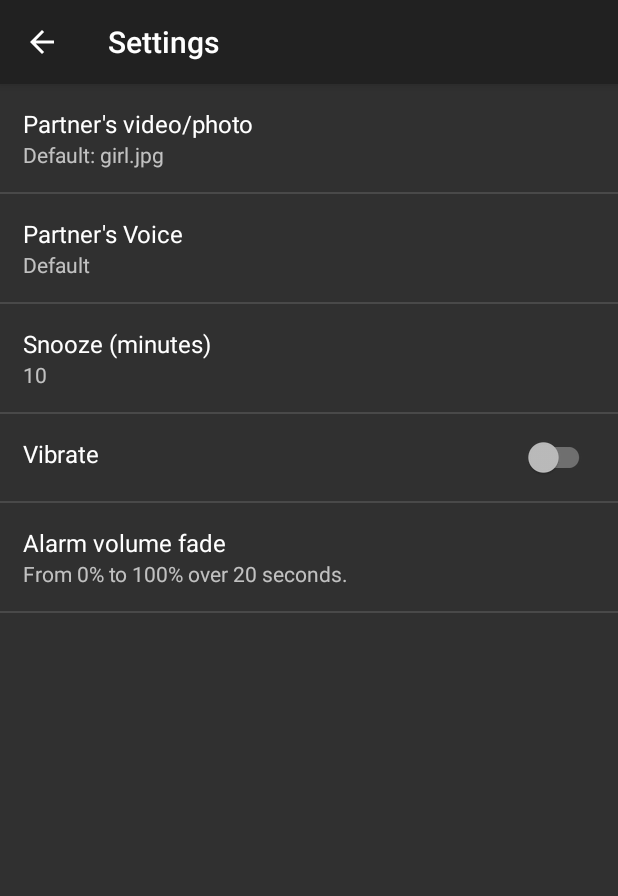
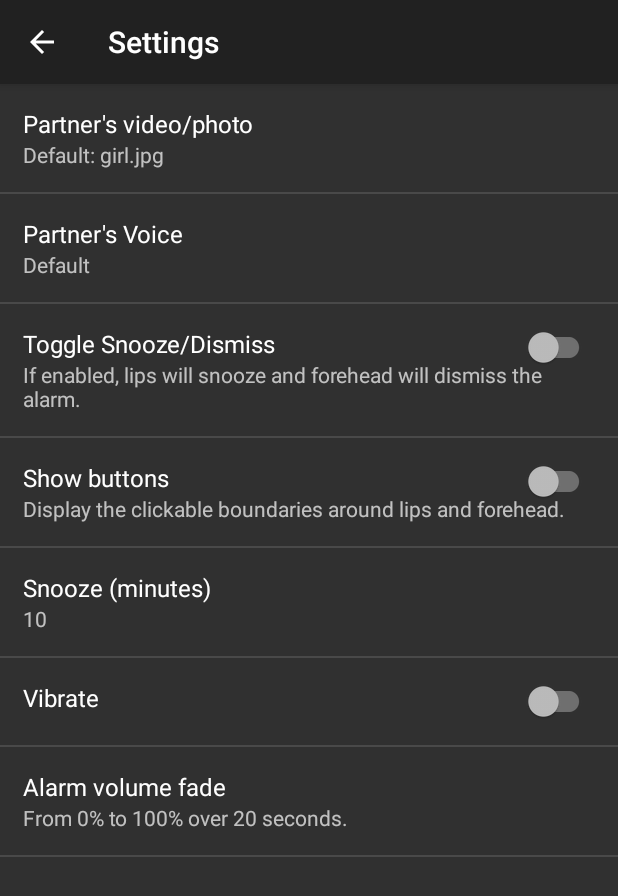
Before and after one commit to waeladel/KissAlarm, an Android app: the ActivityAlarmSettings screen opened directly, with no data from a screen before it, on a phone screen of 412 x 824 dp. Shown: the top 896 px of the screen. Run offline under Robolectric (Android 15) with nearby library versions, the light colour scheme and no system bars; libraries missing offline, so code that uses them is left out: cafe.adriel.androidaudiorecorder, com.afollestad.materialdialogs, com.theartofdev.edmodo, com.yanzhenjie.album; 2 statements that could not run were skipped.

Commit message:
Toggle and show lips and forehead buttons

```diff
--- a/app/src/main/java/io/github/carlorodriguez/alarmon/ActivityAlarmSettings.java
+++ b/app/src/main/java/io/github/carlorodriguez/alarmon/ActivityAlarmSettings.java
@@ -130,6 +130,10 @@ public final class ActivityAlarmSettings extends AppCompatActivity implements
     private static final String SETTINGS_MEDIA_NAME_KEY = "SETTINGS_MEDIA_NAME_KEY";
     private static final String SETTINGS_MEDIA_TYPE_KEY = "SETTINGS_MEDIA_TYPE_KEY";
 
+    private static final String SETTINGS_BUTTON_TOGGLED_KEY = "SETTINGS_BUTTON_TOGGLED_KEY";
+    private static final String SETTINGS_BUTTON_SHOWN_KEY = "SETTINGS_BUTTON_SHOWN_KEY";
+
+
 
     private static final String SETTINGS_DAYS_OF_WEEK_KEY = "SETTINGS_DAYS_OF_WEEK_KEY";
 
@@ -141,7 +145,7 @@ public final class ActivityAlarmSettings extends AppCompatActivity implements
     TIME,
     NAME,
     DAYS_OF_WEEK,
-    TONE,MEDIA, SNOOZE,
+    TONE,MEDIA, SNOOZE,TOGGLED,SHOWN,
     VIBRATE,
     VOLUME_FADE
   }
@@ -185,7 +189,7 @@ public final class ActivityAlarmSettings extends AppCompatActivity implements
           actionBar.setDisplayHomeAsUpEnabled(true);
       }
 
-      // Step 4: Set output file
+      // Step 4: Set output file for audio
       mOutputFile = CameraHelper.getOutputMediaFile(CameraHelper.MEDIA_TYPE_Audio);
 
     // An alarm id is required in the extras bundle.
@@ -250,6 +254,20 @@ public final class ActivityAlarmSettings extends AppCompatActivity implements
                       SETTINGS_VIBRATE_KEY));
               Log.d(TAG, "setVibrate= "+ savedInstanceState.getBoolean(
                       SETTINGS_VIBRATE_KEY));
+          }
+
+          if (savedInstanceState.containsKey(SETTINGS_BUTTON_TOGGLED_KEY)) {
+              settings.setToggled(savedInstanceState.getBoolean(
+                      SETTINGS_BUTTON_TOGGLED_KEY));
+              Log.d(TAG, "setToggle= "+ savedInstanceState.getBoolean(
+                      SETTINGS_BUTTON_TOGGLED_KEY));
+          }
+
+          if (savedInstanceState.containsKey(SETTINGS_BUTTON_SHOWN_KEY)) {
+              settings.setShown(savedInstanceState.getBoolean(
+                      SETTINGS_BUTTON_SHOWN_KEY));
+              Log.d(TAG, "setShow= "+ savedInstanceState.getBoolean(
+                      SETTINGS_BUTTON_SHOWN_KEY));
           }
 
           if (savedInstanceState.containsKey(SETTINGS_VOLUME_START_PERCENT_KEY)
@@ -347,6 +365,30 @@ public final class ActivityAlarmSettings extends AppCompatActivity implements
       @Override
       public SettingType type() { return SettingType.TONE; }
     });
+
+
+      // The toggle lips/forehead buttons setting for this alarm.
+      settingsObjects.add(new Setting() {
+          @Override
+          public String name() { return getString(R.string.toggle_button); }
+          @Override
+          public String value() { return getString(R.string.toggle_button_hint); }
+          //settings.getToggled() ? getString(R.string.enabled) : getString(R.string.disabled);
+          @Override
+          public SettingType type() { return SettingType.TOGGLED; }
+      });
+
+      // The show semitransparent lips/forehead buttons setting for this alarm.
+      settingsObjects.add(new Setting() {
+          @Override
+          public String name() { return getString(R.string.show_button); }
+          @Override
+          public String value() { return getString(R.string.show_button_hint); }
+          //settings.getShown() ? getString(R.string.enabled) : getString(R.string.disabled);
+          @Override
+          public SettingType type() { return SettingType.SHOWN; }
+      });
+
       // The snooze duration for this alarm.
       settingsObjects.add(new Setting() {
           @Override
@@ -356,6 +398,7 @@ public final class ActivityAlarmSettings extends AppCompatActivity implements
           @Override
           public SettingType type() { return SettingType.SNOOZE; }
       });
+
       // The vibrator setting for this alarm.
       settingsObjects.add(new Setting() {
           @Override
@@ -366,6 +409,7 @@ public final class ActivityAlarmSettings extends AppCompatActivity implements
           @Override
           public SettingType type() { return SettingType.VIBRATE; }
       });
+
       // How the volume should be controlled while this alarm is triggering.
     settingsObjects.add(new Setting() {
       @Override
@@ -521,6 +565,8 @@ public final class ActivityAlarmSettings extends AppCompatActivity implements
         super.onSaveInstanceState(outState);
 
         outState.putBoolean(SETTINGS_VIBRATE_KEY, settings.getVibrate());
+        outState.putBoolean(SETTINGS_BUTTON_TOGGLED_KEY, settings.getToggled());
+        outState.putBoolean(SETTINGS_BUTTON_SHOWN_KEY, settings.getShown());
 
         outState.putInt(SETTINGS_SNOOZE_KEY, settings.getSnoozeMinutes());
 
@@ -795,7 +841,7 @@ public final class ActivityAlarmSettings extends AppCompatActivity implements
                 .setAllowRotation(true)
                 .setAutoZoomEnabled(true)
                 //.setFixAspectRatio(true)
-                .setMultiTouchEnabled(true)
+                //.setMultiTouchEnabled(true)
                 //.setMaxCropResultSize(width, height)
                 .setMinCropResultSize(260,260)
                 .setRequestedSize(width,height) //resize
@@ -846,6 +892,13 @@ public final class ActivityAlarmSettings extends AppCompatActivity implements
                     equalsIgnoreCase(getString(R.string.vibrate))) {
                 convertView = inflater.inflate(R.layout.vibrate_settings_item, parent,
                         false);
+            }else if(settingsObjects.get(position).name().
+                    equalsIgnoreCase(getString(R.string.toggle_button))){
+                convertView = inflater.inflate(R.layout.toggled_settings_item, parent,false);
+            }else if (settingsObjects.get(position).name().
+                    equalsIgnoreCase(getString(R.string.show_button))){
+                convertView = inflater.inflate(R.layout.button_shown_settings_item, parent,false);
+
             } else {
                 convertView = inflater.inflate(R.layout.settings_item, parent,
                         false);
@@ -906,6 +959,64 @@ public final class ActivityAlarmSettings extends AppCompatActivity implements
                         }
                     }
                 });
+            }else if(setting.name().equalsIgnoreCase(getString(R.string.toggle_button))) {
+
+                ((TextView) row.findViewById(R.id.setting_value)).
+                        setText(setting.value());
+
+                SwitchCompat toggleSwitch = (SwitchCompat) row.findViewById(
+                        R.id.setting_toggle_sc);
+
+                if (settings.getToggled()) {
+                    toggleSwitch.setChecked(true);
+                    Log.d(TAG, "toggleSwitch = " + settings.getToggled());
+
+                } else {
+                    toggleSwitch.setChecked(false);
+                    Log.d(TAG, "toggleSwitch = " + settings.getToggled());
+                }
+
+                toggleSwitch.setOnCheckedChangeListener(
+                        new CompoundButton.OnCheckedChangeListener() {
+                            @Override
+                            public void onCheckedChanged(CompoundButton buttonView, boolean isChecked) {
+                                if (isChecked) {
+                                    settings.setToggled(true);
+                                    Log.d(TAG, "toggleSwitch = " + true);
+
+                                } else {
+                                    settings.setToggled(false);
+                                    Log.d(TAG, "toggleSwitch = " + false);
+                                }
+                            }
+                        });
+
+            }else if(setting.name().equalsIgnoreCase(getString(R.string.show_button))) {
+
+                ((TextView) row.findViewById(R.id.setting_value)).
+                        setText(setting.value());
+
+                SwitchCompat showSwitch = (SwitchCompat) row.findViewById(
+                        R.id.setting_show_button_sc);
+
+                if (settings.getShown()) {
+                    showSwitch.setChecked(true);
+                } else {
+                    showSwitch.setChecked(false);
+                }
+
+                showSwitch.setOnCheckedChangeListener(
+                        new CompoundButton.OnCheckedChangeListener() {
+                            @Override
+                            public void onCheckedChanged(CompoundButton buttonView, boolean isChecked) {
+                                if (isChecked) {
+                                    settings.setShown(true);
+                                } else {
+                                    settings.setShown(false);
+                                }
+                            }
+                        });
+
             } else {
                 ((TextView) row.findViewById(R.id.setting_value)).
                         setText(setting.value());
--- a/app/src/main/java/io/github/carlorodriguez/alarmon/AlarmSettings.java
+++ b/app/src/main/java/io/github/carlorodriguez/alarmon/AlarmSettings.java
@@ -34,6 +34,8 @@ public final class AlarmSettings {
   private String toneName;
   private int snoozeMinutes;
   private boolean vibrate;
+    private boolean toggled;
+    private boolean shown ;
   private int volumeStartPercent;
   private int volumeEndPercent;
   private int volumeChangeTimeSec;
@@ -48,6 +50,8 @@ public final class AlarmSettings {
     values.put(DbHelper.SETTINGS_COL_TONE_NAME, toneName);
     values.put(DbHelper.SETTINGS_COL_SNOOZE, snoozeMinutes);
     values.put(DbHelper.SETTINGS_COL_VIBRATE, vibrate);
+      values.put(DbHelper.SETTINGS_COL_TOGGLED, toggled);
+      values.put(DbHelper.SETTINGS_COL_SHOWN, shown);
     values.put(DbHelper.SETTINGS_COL_VOLUME_STARTING, volumeStartPercent);
     values.put(DbHelper.SETTINGS_COL_VOLUME_ENDING, volumeEndPercent);
     values.put(DbHelper.SETTINGS_COL_VOLUME_TIME, volumeChangeTimeSec);
@@ -64,6 +68,8 @@ public final class AlarmSettings {
       DbHelper.SETTINGS_COL_TONE_NAME,
       DbHelper.SETTINGS_COL_SNOOZE,
       DbHelper.SETTINGS_COL_VIBRATE,
+         DbHelper.SETTINGS_COL_TOGGLED,
+         DbHelper.SETTINGS_COL_SHOWN,
       DbHelper.SETTINGS_COL_VOLUME_STARTING,
       DbHelper.SETTINGS_COL_VOLUME_ENDING,
       DbHelper.SETTINGS_COL_VOLUME_TIME
@@ -79,6 +85,8 @@ public final class AlarmSettings {
     toneName = "Default";
     snoozeMinutes = 10;
     vibrate = false;
+      toggled = false;
+      shown = false;
     volumeStartPercent = 0;
     volumeEndPercent = 100;
     volumeChangeTimeSec = 20;
@@ -92,6 +100,8 @@ public final class AlarmSettings {
     toneName = rhs.toneName;
     snoozeMinutes = rhs.snoozeMinutes;
     vibrate = rhs.vibrate;
+      toggled = rhs.toggled;
+      shown = rhs.shown;
     volumeStartPercent = rhs.volumeStartPercent;
     volumeEndPercent = rhs.volumeEndPercent;
     volumeChangeTimeSec = rhs.volumeChangeTimeSec;
@@ -106,6 +116,8 @@ public final class AlarmSettings {
     toneName = cursor.getString(cursor.getColumnIndex(DbHelper.SETTINGS_COL_TONE_NAME));
     snoozeMinutes = cursor.getInt(cursor.getColumnIndex(DbHelper.SETTINGS_COL_SNOOZE));
     vibrate = cursor.getInt(cursor.getColumnIndex(DbHelper.SETTINGS_COL_VIBRATE)) == 1;
+      toggled = cursor.getInt(cursor.getColumnIndex(DbHelper.SETTINGS_COL_TOGGLED)) == 1;
+      shown = cursor.getInt(cursor.getColumnIndex(DbHelper.SETTINGS_COL_SHOWN)) == 1;
     volumeStartPercent = cursor.getInt(cursor.getColumnIndex(DbHelper.SETTINGS_COL_VOLUME_STARTING));
     volumeEndPercent = cursor.getInt(cursor.getColumnIndex(DbHelper.SETTINGS_COL_VOLUME_ENDING));
     volumeChangeTimeSec = cursor.getInt(cursor.getColumnIndex(DbHelper.SETTINGS_COL_VOLUME_TIME));
@@ -124,6 +136,8 @@ public final class AlarmSettings {
       && toneName.equals(rhs.toneName)
       && snoozeMinutes == rhs.snoozeMinutes
       && vibrate == rhs.vibrate
+            && toggled == rhs.toggled
+            && shown == rhs.shown
       && volumeStartPercent == rhs.volumeStartPercent
       && volumeEndPercent == rhs.volumeEndPercent
       && volumeChangeTimeSec == rhs.volumeChangeTimeSec;
@@ -171,9 +185,23 @@ public final class AlarmSettings {
     this.snoozeMinutes = minutes;
   }
 
-  public boolean getVibrate() {
-    return vibrate;
-  }
+    public boolean getToggled() {
+        return toggled;
+    }
+    public void setToggled(boolean toggle) {
+        this.toggled = toggle;
+    }
+
+    public boolean getShown() {
+        return shown;
+    }
+    public void setShown(boolean show) {
+        this.shown = show;
+    }
+
+    public boolean getVibrate() {
+        return vibrate;
+    }
 
   public void setVibrate(boolean vibrate) {
     this.vibrate = vibrate;
--- a/app/src/main/java/io/github/carlorodriguez/alarmon/DbHelper.java
+++ b/app/src/main/java/io/github/carlorodriguez/alarmon/DbHelper.java
@@ -35,6 +35,8 @@ public final class DbHelper extends SQLiteOpenHelper {
     public static final String SETTINGS_COL_MEDIA_URL = "media_url";
     public static final String SETTINGS_COL_MEDIA_TYPE= "media_type";
     public static final String SETTINGS_COL_MEDIA_NAME= "media_name";
+    public static final String SETTINGS_COL_TOGGLED = "toggled";
+    public static final String SETTINGS_COL_SHOWN = "shown";
 
   public static final String SETTINGS_COL_TONE_URL = "tone_url";
   public static final String SETTINGS_COL_TONE_NAME = "tone_name";
@@ -60,8 +62,8 @@ public final class DbHelper extends SQLiteOpenHelper {
         + ALARMS_COL_DAY_OF_WEEK + " UNSIGNED INTEGER (0, 127), "
         + ALARMS_COL_TIME + " UNSIGNED INTEGER (0, 86399),"
         + ALARMS_COL_ENABLED + " UNSIGNED INTEGER (0, 1))");
-    // |(primary) | (string)  |  (string)  | (string)  |(string) | (string)  | (1 to 60) | (boolean) | (0 to 100) | (0 to 100) | (0 to 60) |
-    // |   id     | media_url | media_name |media_type |tone_url | tone_name |   snooze  |  vibrate  |  vol_start |  vol_end   | vol_time  |
+    // |(primary) | (string)  |  (string)  | (string)  |(string) | (string)  | (1 to 60) |(boolean)|(boolean)| (boolean) | (0 to 100) | (0 to 100) | (0 to 60) |
+    // |   id     | media_url | media_name |media_type |tone_url | tone_name |   snooze  | Toggled |  Shown  |  vibrate  |  vol_start |  vol_end   | vol_time  |
     // snooze is in minutes.
     db.execSQL("CREATE TABLE " + DB_TABLE_SETTINGS + " ("
         + SETTINGS_COL_ID + " INTEGER PRIMARY KEY, "
@@ -71,6 +73,8 @@ public final class DbHelper extends SQLiteOpenHelper {
         + SETTINGS_COL_TONE_URL + " TEXT,"
         + SETTINGS_COL_TONE_NAME + " TEXT,"
         + SETTINGS_COL_SNOOZE + " UNSIGNED INTEGER (1, 60),"
+            + SETTINGS_COL_TOGGLED + " UNSIGNED INTEGER (0, 1),"
+            + SETTINGS_COL_SHOWN + " UNSIGNED INTEGER (0, 1),"
         + SETTINGS_COL_VIBRATE + " UNSIGNED INTEGER (0, 1),"
         + SETTINGS_COL_VOLUME_STARTING + " UNSIGNED INTEGER (1, 100),"
         + SETTINGS_COL_VOLUME_ENDING + " UNSIGNED INTEGER (1, 100),"
--- /dev/null
+++ b/app/src/main/res/layout/button_shown_settings_item.xml
@@ -0,0 +1,29 @@
+<?xml version="1.0" encoding="utf-8"?>
+<RelativeLayout
+    xmlns:android="http://schemas.android.com/apk/res/android"
+    android:orientation="vertical"
+    android:layout_width="fill_parent"
+    android:layout_height="wrap_content"
+    android:padding="15dp" >
+
+  <TextView android:id="@+id/setting_name"
+	        android:textSize="16sp"
+            android:textColor="?attr/customSettingsItemTitle"
+            android:layout_width="fill_parent"
+            android:layout_height="wrap_content" />
+
+    <TextView
+        android:id="@+id/setting_value"
+        android:layout_width="match_parent"
+        android:layout_height="wrap_content"
+        android:layout_alignRight="@+id/setting_show_button_sc"
+        android:layout_below="@+id/setting_name"  />
+
+    <android.support.v7.widget.SwitchCompat
+        android:id="@+id/setting_show_button_sc"
+        android:layout_alignParentEnd="true"
+        android:layout_alignParentRight="true"
+        android:layout_width="wrap_content"
+        android:layout_height="wrap_content"/>
+
+</RelativeLayout>
--- a/app/src/main/res/layout/notification.xml
+++ b/app/src/main/res/layout/notification.xml
@@ -105,7 +105,7 @@
             android:layout_height="match_parent"
             android:alpha="50"
             android:background="@android:color/transparent"
-            android:visibility="visible" />
+            android:visibility="invisible" />
 
         <!--<SurfaceView
         android:id="@+id/surfaceView"
--- /dev/null
+++ b/app/src/main/res/layout/toggled_settings_item.xml
@@ -0,0 +1,29 @@
+<?xml version="1.0" encoding="utf-8"?>
+<RelativeLayout
+    xmlns:android="http://schemas.android.com/apk/res/android"
+    android:orientation="vertical"
+    android:layout_width="fill_parent"
+    android:layout_height="wrap_content"
+    android:padding="15dp" >
+
+  <TextView android:id="@+id/setting_name"
+	        android:textSize="16sp"
+            android:textColor="?attr/customSettingsItemTitle"
+            android:layout_width="fill_parent"
+            android:layout_height="wrap_content" />
+
+    <TextView
+        android:id="@+id/setting_value"
+        android:layout_width="fill_parent"
+        android:layout_height="wrap_content"
+        android:layout_alignRight="@+id/setting_toggle_sc"
+        android:layout_below="@+id/setting_name" />
+
+    <android.support.v7.widget.SwitchCompat
+        android:id="@+id/setting_toggle_sc"
+        android:layout_alignParentEnd="true"
+        android:layout_alignParentRight="true"
+        android:layout_width="wrap_content"
+        android:layout_height="wrap_content"/>
+
+</RelativeLayout>
--- a/app/src/main/res/values/strings.xml
+++ b/app/src/main/res/values/strings.xml
@@ -15,6 +15,8 @@
 
   <string name="Scaning">Scaning</string>
   <string name="detecting_you_partner_face">Detecting your partner\'s face</string>
+  <string name="Toast_cant_detect_face">Sorry, couldn\'t detect your partner\'s face, try to use a clearer photo for his/her face.</string>
+
 
   <string name="app_name">AlarmOn</string>
   <string name="add_alarm">Add alarm</string>
@@ -31,10 +33,18 @@
   <string name="tone">Partner\'s Voice</string>
   <string name="alarm_tone">Alarm tone</string>
   <string name="snooze_minutes">Snooze (minutes)</string>
+
   <string name="vibrate">Vibrate</string>
   <string name="enabled">Enabled</string>
   <string name="disabled">Disabled</string>
-  <string name="alarm_fade">Alarm volume fade</string>
+
+    <string name="toggle_button">Toggle Snooze/Dismiss</string>
+    <string name="toggle_button_hint">If enabled, lips will snooze and forehead will dismiss the alarm.</string>
+
+    <string name="show_button">Show buttons</string>
+    <string name="show_button_hint">Display the clickable boundaries around lips and forehead.</string>
+
+    <string name="alarm_fade">Alarm volume fade</string>
   <string name="fade_description">From %1$d%% to %2$d%% over %3$d seconds.</string>
   <string name="unknown_name">Unknown name</string>
   <string name="volume_start">Start volume (percent)</string>
```
Also changed, not shown: app/src/main/java/io/github/carlorodriguez/alarmon/ActivityAlarmNotification.java (+10 -2 lines), app/src/main/java/io/github/carlorodriguez/alarmon/DbAccessor.java (+6 -4 lines). Lines whose indentation alone changed are shown as unchanged.
